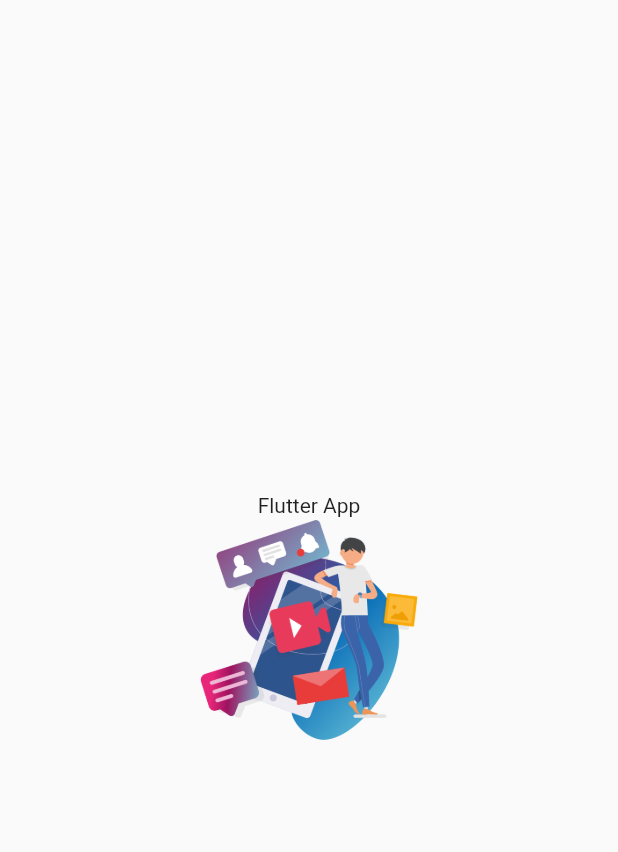
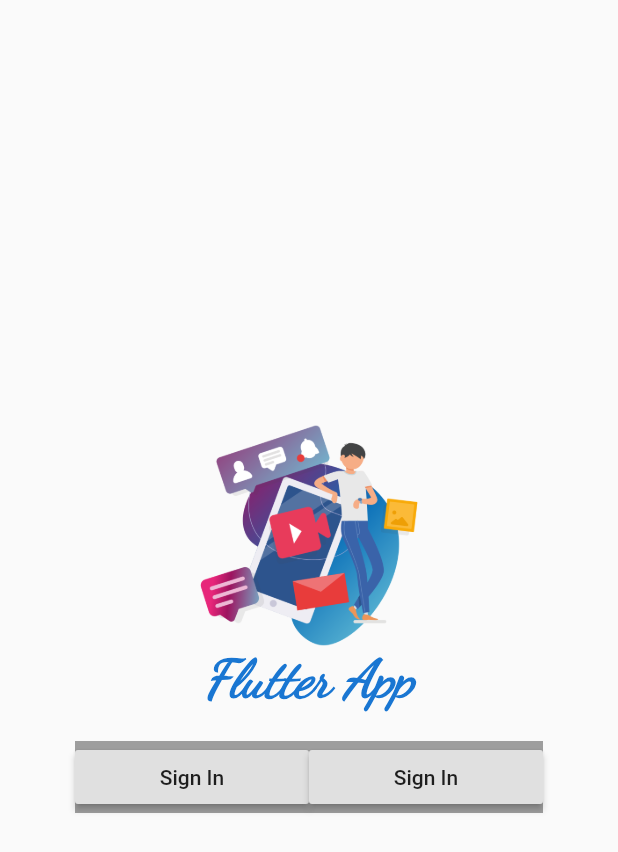
Before and after one commit to amornpan/first_flutter, a Flutter app: the screen it shows after launch, on a phone screen of 412 x 824 dp. Shown: the top 852 px of the screen. Run offline on Flutter 3.47's test engine with Material 2 defaults, Android fonts, the phone set to English and light mode, and no system bars.

Commit message:
TextStyle and Button

```diff
--- a/lib/screens/home.dart
+++ b/lib/screens/home.dart
@@ -9,8 +9,28 @@ class _HomeState extends State<Home> {
   //Explicit
 
   //Method
+
+  Widget signInButton() {
+    return Expanded(
+          child: RaisedButton(
+        child: Text('Sign In'),
+        onPressed: () {},
+      ),
+    );
+  }
+
+  Widget showButton() {
+    return Container( color: Colors.grey,
+      margin: EdgeInsets.only(left: 50.0, right: 50.0, top: 20.0),
+      child: Row(
+        children: <Widget>[signInButton(), signInButton()],
+      ),
+    );
+  }
+
   Widget showLogo() {
-    return Container(alignment: Alignment.center,
+    return Container(
+      alignment: Alignment.center,
       child: Container(
         width: 150.0,
         height: 150,
@@ -20,7 +40,16 @@ class _HomeState extends State<Home> {
   }
 
   Widget showAppName() {
-    return Text('Flutter App');
+    return Text(
+      'Flutter App',
+      style: TextStyle(
+        fontSize: 35.0,
+        fontWeight: FontWeight.bold,
+        fontStyle: FontStyle.italic,
+        color: Colors.blue[700],
+        fontFamily: 'DancingScript',
+      ),
+    );
   }
 
   @override
@@ -29,8 +58,9 @@ class _HomeState extends State<Home> {
       body: Column(
         mainAxisAlignment: MainAxisAlignment.center,
         children: <Widget>[
+          showLogo(),
           showAppName(),
-          showLogo(),
+          showButton(),
         ],
       ),
     );
```
Also changed, not shown: pubspec.yaml (+5 -5 lines), fonts/DancingScript-Regular.ttf (added), fonts/Kanit-Regular.ttf (added).
